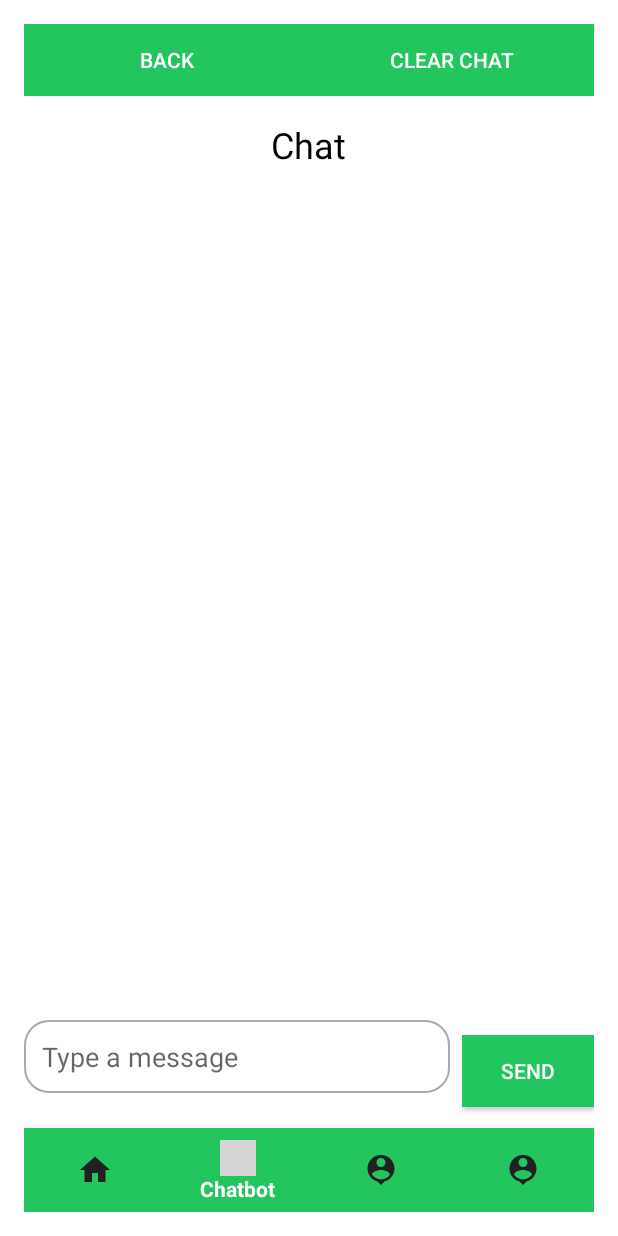
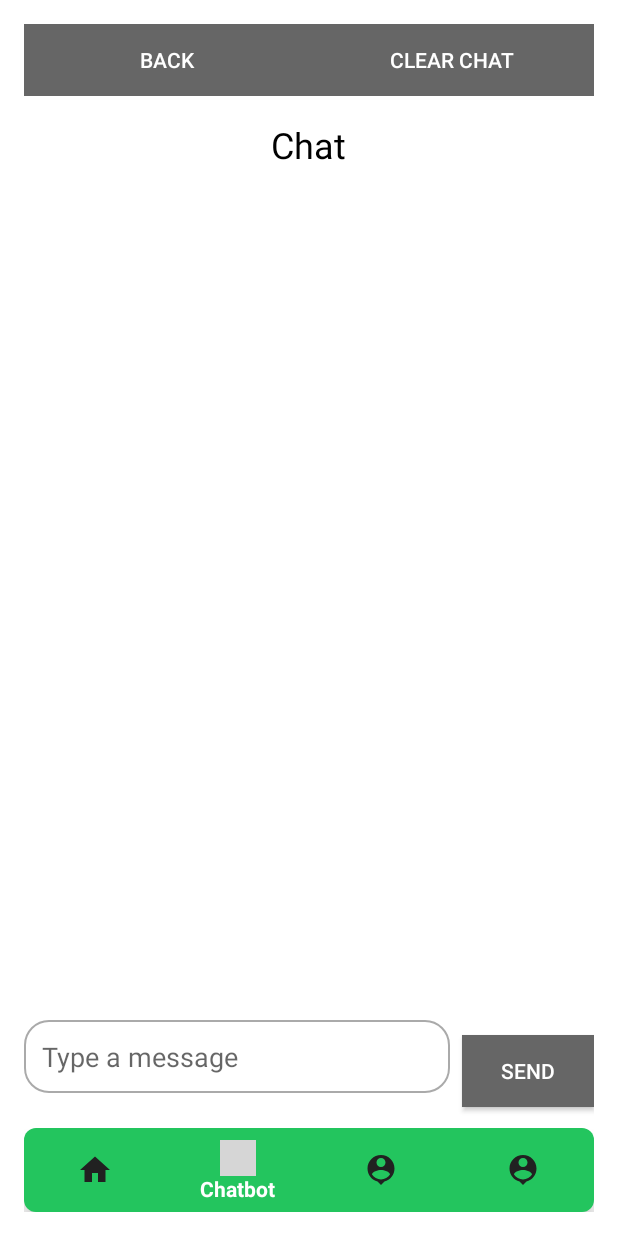
Before and after one commit to LennyFindAName/PRM_FoodEateryReview, an Android app: the ChatActivity screen opened directly, with no data from a screen before it, on a phone screen of 412 x 824 dp. Run offline under Robolectric (Android 15) with nearby library versions, the light colour scheme and no system bars; network calls fail; 1 statement that could not run was skipped; grey boxes are pictures that could not be loaded.

Commit message:
update ui bot chat

```diff
--- a/app/src/main/res/drawable/ai_message_bg.xml
+++ b/app/src/main/res/drawable/ai_message_bg.xml
@@ -2,4 +2,8 @@
     <solid android:color="#e0f7fa"/>
     <corners android:radius="16dp"/>
     <padding android:left="12dp" android:top="8dp" android:right="12dp" android:bottom="8dp"/>
+    <solid android:color="#F3F6FB"/>
+    <corners android:radius="20dp"/>
+    <padding android:left="16dp" android:top="10dp" android:right="16dp" android:bottom="10dp"/>
+    <stroke android:width="1dp" android:color="#B0BEC5"/>
 </shape>
--- /dev/null
+++ b/app/src/main/res/drawable/bottom_navigation_background.xml
@@ -0,0 +1,6 @@
+<?xml version="1.0" encoding="utf-8"?>
+<shape xmlns:android="http://schemas.android.com/apk/res/android"
+    android:shape="rectangle">
+    <solid android:color="#23c55e" />
+    <corners android:radius="8dp" />
+</shape>
--- /dev/null
+++ b/app/src/main/res/drawable/ic_avatar_robot.xml
@@ -0,0 +1,9 @@
+<vector xmlns:android="http://schemas.android.com/apk/res/android"
+    android:width="24dp"
+    android:height="24dp"
+    android:viewportWidth="24"
+    android:viewportHeight="24">
+  <path
+      android:fillColor="#FF000000"
+      android:pathData="M22,14H21C21,10.13 17.87,7 14,7H13V5.73C13.6,5.39 14,4.74 14,4C14,2.9 13.11,2 12,2S10,2.9 10,4C10,4.74 10.4,5.39 11,5.73V7H10C6.13,7 3,10.13 3,14H2C1.45,14 1,14.45 1,15V18C1,18.55 1.45,19 2,19H3V20C3,21.11 3.9,22 5,22H19C20.11,22 21,21.11 21,20V19H22C22.55,19 23,18.55 23,18V15C23,14.45 22.55,14 22,14M9.79,16.5C9.4,15.62 8.53,15 7.5,15S5.6,15.62 5.21,16.5C5.08,16.19 5,15.86 5,15.5C5,14.12 6.12,13 7.5,13S10,14.12 10,15.5C10,15.86 9.92,16.19 9.79,16.5M18.79,16.5C18.4,15.62 17.5,15 16.5,15S14.6,15.62 14.21,16.5C14.08,16.19 14,15.86 14,15.5C14,14.12 15.12,13 16.5,13S19,14.12 19,15.5C19,15.86 18.92,16.19 18.79,16.5Z"/>
+</vector>
--- /dev/null
+++ b/app/src/main/res/drawable/ic_avatar_user.xml
@@ -0,0 +1,9 @@
+<vector xmlns:android="http://schemas.android.com/apk/res/android"
+    android:width="24dp"
+    android:height="24dp"
+    android:viewportWidth="24"
+    android:viewportHeight="24">
+  <path
+      android:fillColor="#FF000000"
+      android:pathData="M12,4A4,4 0,0 1,16 8A4,4 0,0 1,12 12A4,4 0,0 1,8 8A4,4 0,0 1,12 4M12,14C16.42,14 20,15.79 20,18V20H4V18C4,15.79 7.58,14 12,14Z"/>
+</vector>
--- a/app/src/main/res/drawable/user_message_bg.xml
+++ b/app/src/main/res/drawable/user_message_bg.xml
@@ -1,5 +1,6 @@
 <shape xmlns:android="http://schemas.android.com/apk/res/android">
     <solid android:color="#e0ffe0"/>
     <corners android:radius="16dp"/>
-    <padding android:left="12dp" android:top="8dp" android:right="12dp" android:bottom="8dp"/>
+    <padding android:left="16dp" android:top="10dp" android:right="16dp" android:bottom="10dp"/>
+    <stroke android:width="1dp" android:color="#A5D6A7"/>
 </shape>
--- a/app/src/main/res/layout/layout_chat.xml
+++ b/app/src/main/res/layout/layout_chat.xml
@@ -20,7 +20,7 @@
             android:layout_height="wrap_content"
             android:layout_weight="1"
             android:text="Back"
-            android:background="@color/colorAccent"
+            android:background="@drawable/button_background"
             android:textColor="@android:color/white" />
         <Button
             android:id="@+id/clear_chat_button"
@@ -28,7 +28,7 @@
             android:layout_height="wrap_content"
             android:layout_weight="1"
             android:text="Clear Chat"
-            android:background="@color/colorAccent"
+            android:background="@drawable/button_background"
             android:textColor="@android:color/white" />
     </LinearLayout>
 
@@ -87,7 +87,7 @@
             android:layout_height="wrap_content"
             android:text="Send"
             android:padding="12dp"
-            android:background="@color/colorAccent"
+            android:background="@drawable/button_background"
             android:textColor="@android:color/white"
             android:layout_marginStart="8dp"
             android:layout_marginLeft="8dp"
@@ -95,13 +95,14 @@
             android:layout_marginBottom="8dp"
             android:drawablePadding="8dp" />
     </LinearLayout>
+
     <!-- Bottom Navigation View -->
     <com.google.android.material.bottomnavigation.BottomNavigationView
         android:id="@+id/bottom_navigation"
         android:layout_width="match_parent"
         android:layout_height="wrap_content"
         android:layout_gravity="bottom"
-        android:background="#23c55e"
+        android:background="@drawable/bottom_navigation_background"
         app:menu="@menu/bottom_navigation_menu"
         app:itemIconTint="@color/bottom_nav_item_color"
         app:itemTextColor="@color/bottom_nav_item_color" />
```
Also changed, not shown: app/src/main/java/prm392/project/view/ChatActivity.java (+107 -27 lines).
